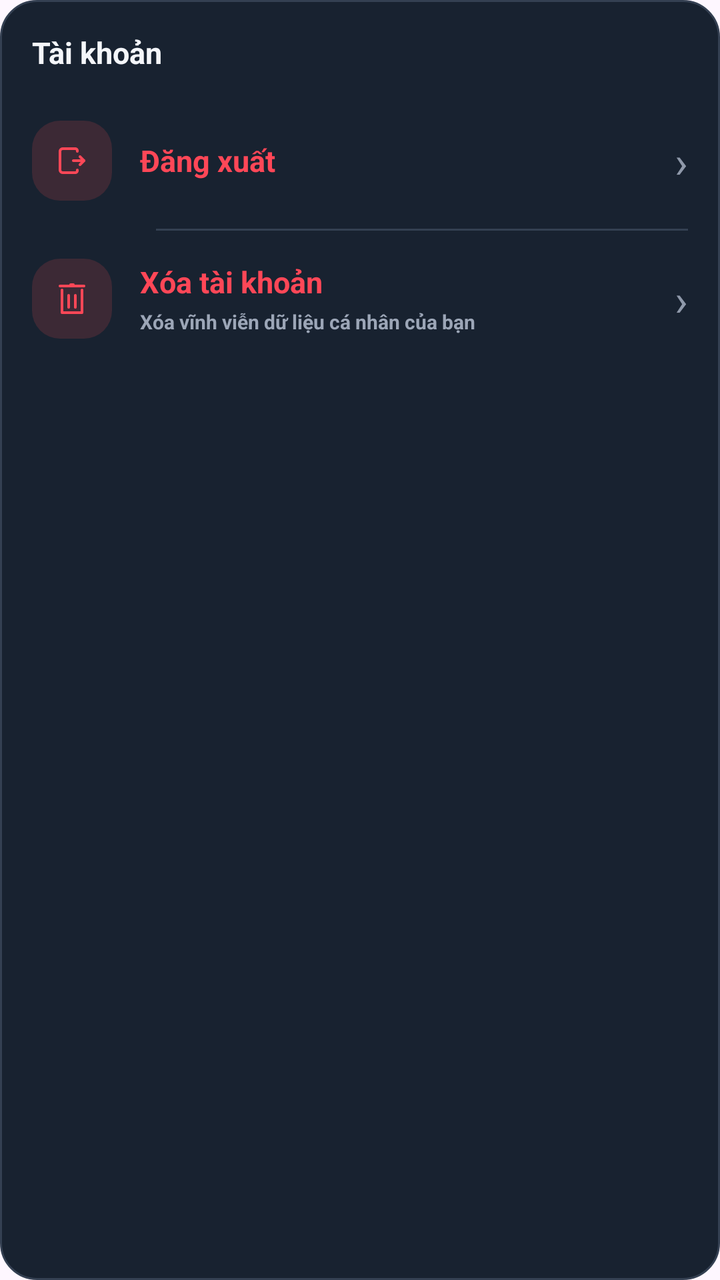
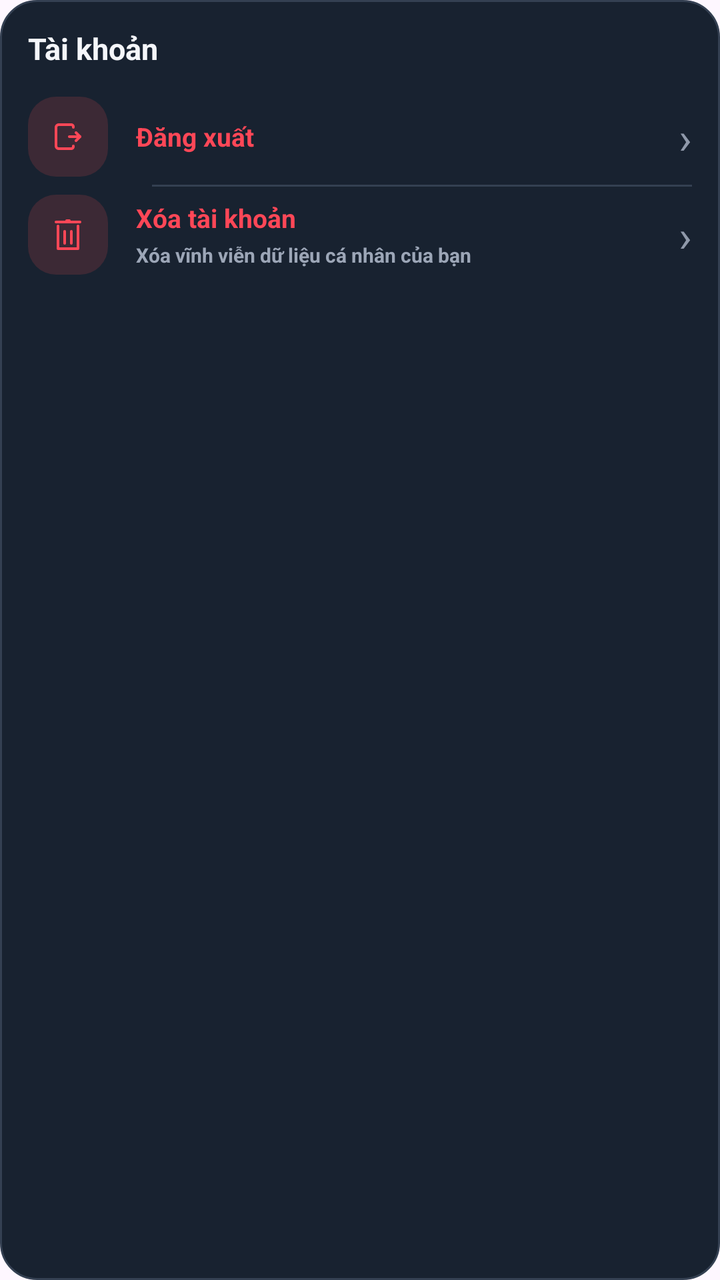

Two renders of the same Android screen: before a commit and after it. Below are the layout's source before the change and the commit's diff.
<!-- AndroidManifest.xml: application theme Theme.Kenglish -->
<!-- res/layout/canhan_taikhoan.xml -->
<?xml version="1.0" encoding="utf-8"?>
<LinearLayout
    xmlns:android="http://schemas.android.com/apk/res/android"
    xmlns:app="http://schemas.android.com/apk/res-auto"
    android:layout_width="match_parent"
    android:layout_height="wrap_content"
    android:background="@drawable/nen_canhan_card"
    android:orientation="vertical"
    android:padding="16dp">


    
    <TextView
        android:layout_width="wrap_content"
        android:layout_height="wrap_content"
        android:text="Tài khoản"
        android:textColor="#F4F6FA"
        android:textSize="15sp"
        android:textStyle="bold" />


    
    <LinearLayout
        android:id="@+id/card_dang_xuat"
        android:layout_width="match_parent"
        android:layout_height="68dp"
        android:layout_marginTop="10dp"
        android:clickable="true"
        android:focusable="true"
        android:gravity="center_vertical"
        android:orientation="horizontal">

        <ImageView
            android:layout_width="40dp"
            android:layout_height="40dp"
            android:background="@drawable/nen_icon_do"
            android:gravity="center"
            android:padding="12dp"
            android:src="@drawable/ic_dangxuat"
            app:tint="#FF4757" />

        <TextView
            android:layout_width="0dp"
            android:layout_height="wrap_content"
            android:layout_marginStart="14dp"
            android:layout_weight="1"
            android:text="Đăng xuất"
            android:textColor="#FF4757"
            android:textSize="15sp"
            android:textStyle="bold" />

        <TextView
            android:layout_width="wrap_content"
            android:layout_height="wrap_content"
            android:text="›"
            android:textColor="#8F99AA"
            android:textSize="22sp" />

    </LinearLayout>


    
    <View
        android:layout_width="match_parent"
        android:layout_height="1dp"
        android:layout_marginStart="62dp"
        android:background="#344052" />


    
    <LinearLayout
        android:id="@+id/card_xoa_tai_khoan"
        android:layout_width="match_parent"
        android:layout_height="68dp"
        android:clickable="true"
        android:focusable="true"
        android:gravity="center_vertical"
        android:orientation="horizontal">

        <ImageView
            android:layout_width="40dp"
            android:layout_height="40dp"
            android:background="@drawable/nen_icon_do"
            android:gravity="center"
            android:padding="12dp"
            android:src="@drawable/ic_thungrac"
            app:tint="#FF4757" />

        <LinearLayout
            android:layout_width="0dp"
            android:layout_height="wrap_content"
            android:layout_marginStart="14dp"
            android:layout_weight="1"
            android:orientation="vertical">

            <TextView
                android:layout_width="wrap_content"
                android:layout_height="wrap_content"
                android:text="Xóa tài khoản"
                android:textColor="#FF4757"
                android:textSize="15sp"
                android:textStyle="bold" />

            <TextView
                android:layout_width="wrap_content"
                android:layout_height="wrap_content"
                android:layout_marginTop="3dp"
                android:text="Xóa vĩnh viễn dữ liệu cá nhân của bạn"
                android:textColor="#9CA6B7"
                android:textSize="10sp"
                android:textStyle="bold"/>

        </LinearLayout>

        <TextView
            android:layout_width="wrap_content"
            android:layout_height="wrap_content"
            android:text="›"
            android:textColor="#8F99AA"
            android:textSize="22sp" />

    </LinearLayout>

</LinearLayout>
<!-- resources referenced by this layout -->
<resources>
  <!-- drawable ic_dangxuat (drawable) -->
  <vector xmlns:android="http://schemas.android.com/apk/res/android"
      android:width="800dp"
      android:height="800dp"
      android:viewportWidth="24"
      android:viewportHeight="24">
    <path
        android:pathData="M21,12L13,12"
        android:strokeLineJoin="round"
        android:strokeWidth="2"
        android:fillColor="#00000000"
        android:strokeColor="#323232"
        android:strokeLineCap="round"/>
    <path
        android:pathData="M18,15L20.913,12.087V12.087C20.961,12.039 20.961,11.961 20.913,11.913V11.913L18,9"
        android:strokeLineJoin="round"
        android:strokeWidth="2"
        android:fillColor="#00000000"
        android:strokeColor="#323232"
        android:strokeLineCap="round"/>
    <path
        android:pathData="M16,5V4.5V4.5C16,3.672 15.328,3 14.5,3H5C3.895,3 3,3.895 3,5V19C3,20.105 3.895,21 5,21H14.5C15.328,21 16,20.328 16,19.5V19.5V19"
        android:strokeLineJoin="round"
        android:strokeWidth="2"
        android:fillColor="#00000000"
        android:strokeColor="#323232"
        android:strokeLineCap="round"/>
  </vector>
  <!-- drawable ic_thungrac (drawable) -->
  <vector xmlns:android="http://schemas.android.com/apk/res/android"
      android:width="800dp"
      android:height="800dp"
      android:viewportWidth="48"
      android:viewportHeight="48">
    <path
        android:pathData="M42,3H28a2,2 0,0 0,-2 -2H22a2,2 0,0 0,-2 2H6A2,2 0,0 0,6 7H42a2,2 0,0 0,0 -4Z"
        android:fillColor="#000000"/>
    <path
        android:pathData="M39,9a2,2 0,0 0,-2 2V43H11V11a2,2 0,0 0,-4 0V45a2,2 0,0 0,2 2H39a2,2 0,0 0,2 -2V11A2,2 0,0 0,39 9Z"
        android:fillColor="#000000"/>
    <path
        android:pathData="M21,37V19a2,2 0,0 0,-4 0V37a2,2 0,0 0,4 0Z"
        android:fillColor="#000000"/>
    <path
        android:pathData="M31,37V19a2,2 0,0 0,-4 0V37a2,2 0,0 0,4 0Z"
        android:fillColor="#000000"/>
  </vector>
  <!-- drawable nen_canhan_card (drawable) -->
  <?xml version="1.0" encoding="utf-8"?>
  <shape
      xmlns:android="http://schemas.android.com/apk/res/android"
      android:shape="rectangle">
  
      <solid android:color="#182230" />
  
      <stroke
          android:width="1dp"
          android:color="#344052" />
  
      <corners android:radius="18dp" />
  
  </shape>
  <!-- drawable nen_icon_do (drawable) -->
  <?xml version="1.0" encoding="utf-8"?>
  <shape xmlns:android="http://schemas.android.com/apk/res/android"
      android:shape="rectangle">
  
      <solid android:color="#3C2935" />
  
      <corners android:radius="14dp" />
  
  </shape>
  <style name="Theme.Kenglish" parent="Base.Theme.Kenglish" />
  <style name="Base.Theme.Kenglish" parent="Theme.Material3.DayNight.NoActionBar">
          
          
      </style>
</resources>

<!-- the commit's change to res/layout/canhan_taikhoan.xml (unified diff, before → after) -->
@@ -6,7 +6,7 @@
     android:layout_height="wrap_content"
     android:background="@drawable/nen_canhan_card"
     android:orientation="vertical"
-    android:padding="16dp">
+    android:padding="14dp">
 
 
     
@@ -23,7 +23,7 @@
     <LinearLayout
         android:id="@+id/card_dang_xuat"
         android:layout_width="match_parent"
-        android:layout_height="68dp"
+        android:layout_height="48dp"
         android:layout_marginTop="10dp"
         android:clickable="true"
         android:focusable="true"
@@ -46,7 +46,7 @@
             android:layout_weight="1"
             android:text="Đăng xuất"
             android:textColor="#FF4757"
-            android:textSize="15sp"
+            android:textSize="13sp"
             android:textStyle="bold" />
 
         <TextView
@@ -71,7 +71,7 @@
     <LinearLayout
         android:id="@+id/card_xoa_tai_khoan"
         android:layout_width="match_parent"
-        android:layout_height="68dp"
+        android:layout_height="48dp"
         android:clickable="true"
         android:focusable="true"
         android:gravity="center_vertical"
@@ -98,7 +98,7 @@
                 android:layout_height="wrap_content"
                 android:text="Xóa tài khoản"
                 android:textColor="#FF4757"
-                android:textSize="15sp"
+                android:textSize="13sp"
                 android:textStyle="bold" />
 
             <TextView
